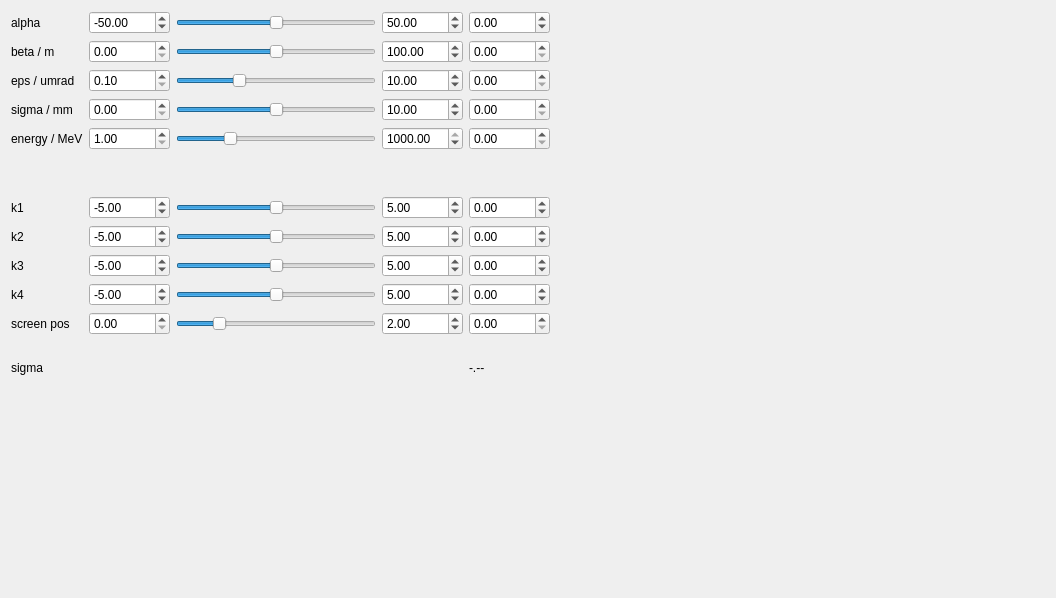
Old version of the form ab_ellipse_tester_ui.ui in the repository filiplindau/QuadScan.
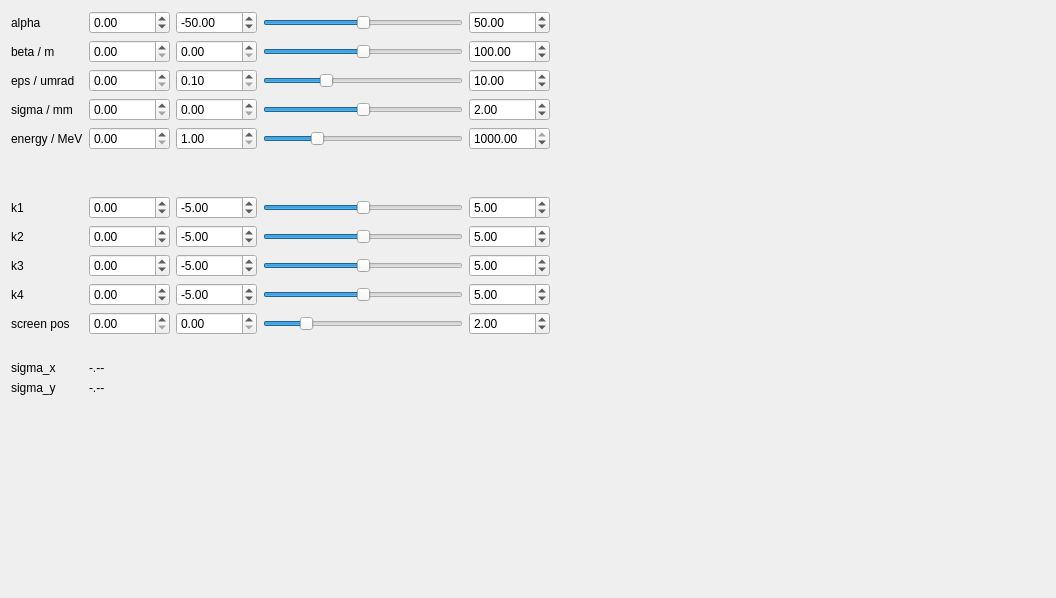
New version of the form. Custom widgets are drawn as their Qt base class.

Diff of the .ui file:
```diff
--- a/ab_ellipse_tester_ui.ui
+++ b/ab_ellipse_tester_ui.ui
@@ -21,38 +21,31 @@
      </property>
      <item>
       <layout class="QGridLayout" name="gridLayout">
-       <item row="6" column="2">
-        <widget class="QSlider" name="k1_slider">
-         <property name="value">
-          <number>50</number>
+       <item row="0" column="1">
+        <widget class="QDoubleSpinBox" name="alpha_spinbox">
+         <property name="minimumSize">
+          <size>
+           <width>70</width>
+           <height>0</height>
+          </size>
          </property>
-         <property name="orientation">
-          <enum>Qt::Horizontal</enum>
-         </property>
-        </widget>
-       </item>
-       <item row="9" column="3">
-        <widget class="QDoubleSpinBox" name="k4_max_spinbox">
          <property name="minimum">
-          <double>-10.000000000000000</double>
+          <double>-10000.000000000000000</double>
          </property>
          <property name="maximum">
-          <double>10.000000000000000</double>
-         </property>
-         <property name="value">
-          <double>5.000000000000000</double>
+          <double>10000.000000000000000</double>
          </property>
         </widget>
        </item>
-       <item row="10" column="3">
+       <item row="10" column="4">
         <widget class="QDoubleSpinBox" name="screen_max_spinbox">
          <property name="value">
           <double>2.000000000000000</double>
          </property>
         </widget>
        </item>
-       <item row="9" column="2">
-        <widget class="QSlider" name="k4_slider">
+       <item row="6" column="3">
+        <widget class="QSlider" name="k1_slider">
          <property name="value">
           <number>50</number>
          </property>
@@ -75,7 +68,7 @@
          </property>
         </widget>
        </item>
-       <item row="6" column="3">
+       <item row="6" column="4">
         <widget class="QDoubleSpinBox" name="k1_max_spinbox">
          <property name="minimum">
           <double>-10.000000000000000</double>
@@ -88,7 +81,30 @@
          </property>
         </widget>
        </item>
-       <item row="0" column="3">
+       <item row="9" column="4">
+        <widget class="QDoubleSpinBox" name="k4_max_spinbox">
+         <property name="minimum">
+          <double>-10.000000000000000</double>
+         </property>
+         <property name="maximum">
+          <double>10.000000000000000</double>
+         </property>
+         <property name="value">
+          <double>5.000000000000000</double>
+         </property>
+        </widget>
+       </item>
+       <item row="9" column="3">
+        <widget class="QSlider" name="k4_slider">
+         <property name="value">
+          <number>50</number>
+         </property>
+         <property name="orientation">
+          <enum>Qt::Horizontal</enum>
+         </property>
+        </widget>
+       </item>
+       <item row="0" column="4">
         <widget class="QDoubleSpinBox" name="alpha_max_spinbox">
          <property name="minimum">
           <double>-10000.000000000000000</double>
@@ -101,7 +117,7 @@
          </property>
         </widget>
        </item>
-       <item row="0" column="2">
+       <item row="0" column="3">
         <widget class="QSlider" name="alpha_slider">
          <property name="sizePolicy">
           <sizepolicy hsizetype="Expanding" vsizetype="Fixed">
@@ -129,27 +145,14 @@
          </property>
         </widget>
        </item>
-       <item row="1" column="1">
-        <widget class="QDoubleSpinBox" name="beta_min_spinbox">
-         <property name="maximum">
-          <double>10000.000000000000000</double>
-         </property>
-        </widget>
-       </item>
-       <item row="0" column="1">
-        <widget class="QDoubleSpinBox" name="alpha_min_spinbox">
-         <property name="minimum">
-          <double>-10000.000000000000000</double>
-         </property>
-         <property name="maximum">
-          <double>10000.000000000000000</double>
-         </property>
+       <item row="2" column="4">
+        <widget class="QDoubleSpinBox" name="eps_max_spinbox">
          <property name="value">
-          <double>-50.000000000000000</double>
+          <double>10.000000000000000</double>
          </property>
         </widget>
        </item>
-       <item row="8" column="3">
+       <item row="8" column="4">
         <widget class="QDoubleSpinBox" name="k3_max_spinbox">
          <property name="minimum">
           <double>-10.000000000000000</double>
@@ -162,8 +165,8 @@
          </property>
         </widget>
        </item>
-       <item row="8" column="1">
-        <widget class="QDoubleSpinBox" name="k3_min_spinbox">
+       <item row="7" column="4">
+        <widget class="QDoubleSpinBox" name="k2_max_spinbox">
          <property name="minimum">
           <double>-10.000000000000000</double>
          </property>
@@ -171,30 +174,7 @@
           <double>10.000000000000000</double>
          </property>
          <property name="value">
-          <double>-5.000000000000000</double>
-         </property>
-        </widget>
-       </item>
-       <item row="9" column="1">
-        <widget class="QDoubleSpinBox" name="k4_min_spinbox">
-         <property name="minimum">
-          <double>-10.000000000000000</double>
-         </property>
-         <property name="maximum">
-          <double>10.000000000000000</double>
-         </property>
-         <property name="value">
-          <double>-5.000000000000000</double>
-         </property>
-        </widget>
-       </item>
-       <item row="8" column="2">
-        <widget class="QSlider" name="k3_slider">
-         <property name="value">
-          <number>50</number>
-         </property>
-         <property name="orientation">
-          <enum>Qt::Horizontal</enum>
+          <double>5.000000000000000</double>
          </property>
         </widget>
        </item>
@@ -205,6 +185,47 @@
          </property>
         </widget>
        </item>
+       <item row="1" column="0">
+        <widget class="QLabel" name="label_2">
+         <property name="text">
+          <string>beta / m</string>
+         </property>
+        </widget>
+       </item>
+       <item row="3" column="4">
+        <widget class="QDoubleSpinBox" name="sigma_max_spinbox">
+         <property name="value">
+          <double>2.000000000000000</double>
+         </property>
+        </widget>
+       </item>
+       <item row="1" column="2">
+        <widget class="QDoubleSpinBox" name="beta_min_spinbox">
+         <property name="maximum">
+          <double>10000.000000000000000</double>
+         </property>
+        </widget>
+       </item>
+       <item row="10" column="0">
+        <widget class="QLabel" name="label_10">
+         <property name="text">
+          <string>screen pos</string>
+         </property>
+        </widget>
+       </item>
+       <item row="0" column="2">
+        <widget class="QDoubleSpinBox" name="alpha_min_spinbox">
+         <property name="minimum">
+          <double>-10000.000000000000000</double>
+         </property>
+         <property name="maximum">
+          <double>10000.000000000000000</double>
+         </property>
+         <property name="value">
+          <double>-50.000000000000000</double>
+         </property>
+        </widget>
+       </item>
        <item row="3" column="0">
         <widget class="QLabel" name="label_4">
          <property name="text">
@@ -212,36 +233,7 @@
          </property>
         </widget>
        </item>
-       <item row="7" column="1">
-        <widget class="QDoubleSpinBox" name="k2_min_spinbox">
-         <property name="minimum">
-          <double>-10.000000000000000</double>
-         </property>
-         <property name="maximum">
-          <double>10.000000000000000</double>
-         </property>
-         <property name="value">
-          <double>-5.000000000000000</double>
-         </property>
-        </widget>
-       </item>
        <item row="7" column="3">
-        <widget class="QDoubleSpinBox" name="k2_max_spinbox">
-         <property name="minimum">
-          <double>-10.000000000000000</double>
-         </property>
-         <property name="maximum">
-          <double>10.000000000000000</double>
-         </property>
-         <property name="value">
-          <double>5.000000000000000</double>
-         </property>
-        </widget>
-       </item>
-       <item row="10" column="1">
-        <widget class="QDoubleSpinBox" name="screen_min_spinbox"/>
-       </item>
-       <item row="7" column="2">
         <widget class="QSlider" name="k2_slider">
          <property name="value">
           <number>50</number>
@@ -251,58 +243,10 @@
          </property>
         </widget>
        </item>
-       <item row="10" column="2">
-        <widget class="QSlider" name="screen_slider">
-         <property name="value">
-          <number>19</number>
-         </property>
-         <property name="orientation">
-          <enum>Qt::Horizontal</enum>
-         </property>
-        </widget>
-       </item>
-       <item row="10" column="0">
-        <widget class="QLabel" name="label_10">
-         <property name="text">
-          <string>screen pos</string>
-         </property>
-        </widget>
-       </item>
-       <item row="1" column="0">
-        <widget class="QLabel" name="label_2">
-         <property name="text">
-          <string>beta / m</string>
-         </property>
-        </widget>
-       </item>
-       <item row="3" column="3">
-        <widget class="QDoubleSpinBox" name="sigma_max_spinbox">
-         <property name="value">
-          <double>10.000000000000000</double>
-         </property>
-        </widget>
-       </item>
-       <item row="3" column="1">
-        <widget class="QDoubleSpinBox" name="sigma_min_spinbox"/>
-       </item>
        <item row="3" column="2">
-        <widget class="QSlider" name="sigma_slider">
-         <property name="value">
-          <number>50</number>
-         </property>
-         <property name="orientation">
-          <enum>Qt::Horizontal</enum>
-         </property>
-        </widget>
+        <widget class="QDoubleSpinBox" name="sigma_min_spinbox"/>
        </item>
-       <item row="6" column="0">
-        <widget class="QLabel" name="label_6">
-         <property name="text">
-          <string>k1</string>
-         </property>
-        </widget>
-       </item>
-       <item row="4" column="2">
+       <item row="4" column="3">
         <widget class="QSlider" name="energy_slider">
          <property name="value">
           <number>25</number>
@@ -312,6 +256,32 @@
          </property>
         </widget>
        </item>
+       <item row="1" column="3">
+        <widget class="QSlider" name="beta_slider">
+         <property name="maximum">
+          <number>99</number>
+         </property>
+         <property name="value">
+          <number>50</number>
+         </property>
+         <property name="orientation">
+          <enum>Qt::Horizontal</enum>
+         </property>
+        </widget>
+       </item>
+       <item row="7" column="2">
+        <widget class="QDoubleSpinBox" name="k2_min_spinbox">
+         <property name="minimum">
+          <double>-10.000000000000000</double>
+         </property>
+         <property name="maximum">
+          <double>10.000000000000000</double>
+         </property>
+         <property name="value">
+          <double>-5.000000000000000</double>
+         </property>
+        </widget>
+       </item>
        <item row="5" column="0">
         <spacer name="verticalSpacer_2">
          <property name="orientation">
@@ -325,69 +295,6 @@
          </property>
         </spacer>
        </item>
-       <item row="1" column="2">
-        <widget class="QSlider" name="beta_slider">
-         <property name="maximum">
-          <number>99</number>
-         </property>
-         <property name="value">
-          <number>50</number>
-         </property>
-         <property name="orientation">
-          <enum>Qt::Horizontal</enum>
-         </property>
-        </widget>
-       </item>
-       <item row="0" column="4">
-        <widget class="QDoubleSpinBox" name="alpha_spinbox">
-         <property name="minimumSize">
-          <size>
-           <width>70</width>
-           <height>0</height>
-          </size>
-         </property>
-         <property name="minimum">
-          <double>-10000.000000000000000</double>
-         </property>
-         <property name="maximum">
-          <double>10000.000000000000000</double>
-         </property>
-        </widget>
-       </item>
-       <item row="9" column="4">
-        <widget class="QDoubleSpinBox" name="k4_spinbox">
-         <property name="minimum">
-          <double>-10.000000000000000</double>
-         </property>
-         <property name="maximum">
-          <double>10.000000000000000</double>
-         </property>
-        </widget>
-       </item>
-       <item row="10" column="4">
-        <widget class="QDoubleSpinBox" name="screen_spinbox">
-         <property name="value">
-          <double>0.000000000000000</double>
-         </property>
-        </widget>
-       </item>
-       <item row="3" column="4">
-        <widget class="QDoubleSpinBox" name="sigma_spinbox"/>
-       </item>
-       <item row="2" column="1">
-        <widget class="QDoubleSpinBox" name="eps_min_spinbox">
-         <property name="minimum">
-          <double>0.100000000000000</double>
-         </property>
-        </widget>
-       </item>
-       <item row="1" column="4">
-        <widget class="QDoubleSpinBox" name="beta_spinbox">
-         <property name="maximum">
-          <double>10000.000000000000000</double>
-         </property>
-        </widget>
-       </item>
        <item row="7" column="0">
         <widget class="QLabel" name="label_9">
          <property name="text">
@@ -395,30 +302,86 @@
          </property>
         </widget>
        </item>
-       <item row="4" column="1">
+       <item row="9" column="2">
+        <widget class="QDoubleSpinBox" name="k4_min_spinbox">
+         <property name="minimum">
+          <double>-10.000000000000000</double>
+         </property>
+         <property name="maximum">
+          <double>10.000000000000000</double>
+         </property>
+         <property name="value">
+          <double>-5.000000000000000</double>
+         </property>
+        </widget>
+       </item>
+       <item row="3" column="3">
+        <widget class="QSlider" name="sigma_slider">
+         <property name="value">
+          <number>50</number>
+         </property>
+         <property name="orientation">
+          <enum>Qt::Horizontal</enum>
+         </property>
+        </widget>
+       </item>
+       <item row="10" column="2">
+        <widget class="QDoubleSpinBox" name="screen_min_spinbox"/>
+       </item>
+       <item row="10" column="3">
+        <widget class="QSlider" name="screen_slider">
+         <property name="value">
+          <number>19</number>
+         </property>
+         <property name="orientation">
+          <enum>Qt::Horizontal</enum>
+         </property>
+        </widget>
+       </item>
+       <item row="8" column="3">
+        <widget class="QSlider" name="k3_slider">
+         <property name="value">
+          <number>50</number>
+         </property>
+         <property name="orientation">
+          <enum>Qt::Horizontal</enum>
+         </property>
+        </widget>
+       </item>
+       <item row="6" column="0">
+        <widget class="QLabel" name="label_6">
+         <property name="text">
+          <string>k1</string>
+         </property>
+        </widget>
+       </item>
+       <item row="8" column="2">
+        <widget class="QDoubleSpinBox" name="k3_min_spinbox">
+         <property name="minimum">
+          <double>-10.000000000000000</double>
+         </property>
+         <property name="maximum">
+          <double>10.000000000000000</double>
+         </property>
+         <property name="value">
+          <double>-5.000000000000000</double>
+         </property>
+        </widget>
+       </item>
+       <item row="2" column="2">
+        <widget class="QDoubleSpinBox" name="eps_min_spinbox">
+         <property name="minimum">
+          <double>0.100000000000000</double>
+         </property>
+        </widget>
+       </item>
+       <item row="4" column="2">
         <widget class="QDoubleSpinBox" name="energy_min_spinbox">
          <property name="minimum">
           <double>1.000000000000000</double>
          </property>
         </widget>
        </item>
-       <item row="2" column="3">
-        <widget class="QDoubleSpinBox" name="eps_max_spinbox">
-         <property name="value">
-          <double>10.000000000000000</double>
-         </property>
-        </widget>
-       </item>
-       <item row="7" column="4">
-        <widget class="QDoubleSpinBox" name="k2_spinbox">
-         <property name="minimum">
-          <double>-10.000000000000000</double>
-         </property>
-         <property name="maximum">
-          <double>10.000000000000000</double>
-         </property>
-        </widget>
-       </item>
        <item row="8" column="0">
         <widget class="QLabel" name="label_8">
          <property name="text">
@@ -426,60 +389,7 @@
          </property>
         </widget>
        </item>
-       <item row="1" column="3">
-        <widget class="QDoubleSpinBox" name="beta_max_spinbox">
-         <property name="maximum">
-          <double>10000.000000000000000</double>
-         </property>
-         <property name="value">
-          <double>100.000000000000000</double>
-         </property>
-        </widget>
-       </item>
-       <item row="8" column="4">
-        <widget class="QDoubleSpinBox" name="k3_spinbox">
-         <property name="minimum">
-          <double>-10.000000000000000</double>
-         </property>
-         <property name="maximum">
-          <double>10.000000000000000</double>
-         </property>
-        </widget>
-       </item>
-       <item row="2" column="2">
-        <widget class="QSlider" name="eps_slider">
-         <property name="maximum">
-          <number>99</number>
-         </property>
-         <property name="value">
-          <number>30</number>
-         </property>
-         <property name="orientation">
-          <enum>Qt::Horizontal</enum>
-         </property>
-        </widget>
-       </item>
-       <item row="4" column="3">
-        <widget class="QDoubleSpinBox" name="energy_max_spinbox">
-         <property name="maximum">
-          <double>1000.000000000000000</double>
-         </property>
-         <property name="value">
-          <double>1000.000000000000000</double>
-         </property>
-        </widget>
-       </item>
-       <item row="6" column="4">
-        <widget class="QDoubleSpinBox" name="k1_spinbox">
-         <property name="minimum">
-          <double>-10.000000000000000</double>
-         </property>
-         <property name="maximum">
-          <double>10.000000000000000</double>
-         </property>
-        </widget>
-       </item>
-       <item row="6" column="1">
+       <item row="6" column="2">
         <widget class="QDoubleSpinBox" name="k1_min_spinbox">
          <property name="minimum">
           <double>-10.000000000000000</double>
@@ -492,27 +402,6 @@
          </property>
         </widget>
        </item>
-       <item row="2" column="4">
-        <widget class="QDoubleSpinBox" name="eps_spinbox">
-         <property name="maximum">
-          <double>100.000000000000000</double>
-         </property>
-        </widget>
-       </item>
-       <item row="4" column="4">
-        <widget class="QDoubleSpinBox" name="energy_spinbox">
-         <property name="maximum">
-          <double>10000.000000000000000</double>
-         </property>
-        </widget>
-       </item>
-       <item row="9" column="0">
-        <widget class="QLabel" name="label_7">
-         <property name="text">
-          <string>k4</string>
-         </property>
-        </widget>
-       </item>
        <item row="11" column="0">
         <widget class="QLabel" name="label_11">
          <property name="text">
@@ -520,15 +409,140 @@
          </property>
         </widget>
        </item>
+       <item row="4" column="4">
+        <widget class="QDoubleSpinBox" name="energy_max_spinbox">
+         <property name="maximum">
+          <double>1000.000000000000000</double>
+         </property>
+         <property name="value">
+          <double>1000.000000000000000</double>
+         </property>
+        </widget>
+       </item>
+       <item row="1" column="4">
+        <widget class="QDoubleSpinBox" name="beta_max_spinbox">
+         <property name="maximum">
+          <double>10000.000000000000000</double>
+         </property>
+         <property name="value">
+          <double>100.000000000000000</double>
+         </property>
+        </widget>
+       </item>
+       <item row="2" column="3">
+        <widget class="QSlider" name="eps_slider">
+         <property name="maximum">
+          <number>99</number>
+         </property>
+         <property name="value">
+          <number>30</number>
+         </property>
+         <property name="orientation">
+          <enum>Qt::Horizontal</enum>
+         </property>
+        </widget>
+       </item>
        <item row="12" column="0">
         <widget class="QLabel" name="label_12">
          <property name="text">
-          <string>sigma</string>
+          <string>sigma_x</string>
          </property>
         </widget>
        </item>
-       <item row="12" column="4">
-        <widget class="QLabel" name="sigma_label">
+       <item row="9" column="0">
+        <widget class="QLabel" name="label_7">
+         <property name="text">
+          <string>k4</string>
+         </property>
+        </widget>
+       </item>
+       <item row="6" column="1">
+        <widget class="QDoubleSpinBox" name="k1_spinbox">
+         <property name="minimum">
+          <double>-10.000000000000000</double>
+         </property>
+         <property name="maximum">
+          <double>10.000000000000000</double>
+         </property>
+        </widget>
+       </item>
+       <item row="8" column="1">
+        <widget class="QDoubleSpinBox" name="k3_spinbox">
+         <property name="minimum">
+          <double>-10.000000000000000</double>
+         </property>
+         <property name="maximum">
+          <double>10.000000000000000</double>
+         </property>
+        </widget>
+       </item>
+       <item row="9" column="1">
+        <widget class="QDoubleSpinBox" name="k4_spinbox">
+         <property name="minimum">
+          <double>-10.000000000000000</double>
+         </property>
+         <property name="maximum">
+          <double>10.000000000000000</double>
+         </property>
+        </widget>
+       </item>
+       <item row="12" column="1">
+        <widget class="QLabel" name="sigma_x_label">
+         <property name="text">
+          <string>-.--</string>
+         </property>
+        </widget>
+       </item>
+       <item row="1" column="1">
+        <widget class="QDoubleSpinBox" name="beta_spinbox">
+         <property name="maximum">
+          <double>10000.000000000000000</double>
+         </property>
+        </widget>
+       </item>
+       <item row="7" column="1">
+        <widget class="QDoubleSpinBox" name="k2_spinbox">
+         <property name="minimum">
+          <double>-10.000000000000000</double>
+         </property>
+         <property name="maximum">
+          <double>10.000000000000000</double>
+         </property>
+        </widget>
+       </item>
+       <item row="2" column="1">
+        <widget class="QDoubleSpinBox" name="eps_spinbox">
+         <property name="maximum">
+          <double>100.000000000000000</double>
+         </property>
+        </widget>
+       </item>
+       <item row="10" column="1">
+        <widget class="QDoubleSpinBox" name="screen_spinbox">
+         <property name="value">
+          <double>0.000000000000000</double>
+         </property>
+        </widget>
+       </item>
+       <item row="4" column="1">
+        <widget class="QDoubleSpinBox" name="energy_spinbox">
+         <property name="maximum">
+          <double>10000.000000000000000</double>
+         </property>
+        </widget>
+       </item>
+       <item row="3" column="1">
+        <widget class="QDoubleSpinBox" name="sigma_spinbox"/>
+       </item>
+       <item row="13" column="0">
+        <widget class="QLabel" name="label_13">
+         <property name="text">
+          <string>sigma_y</string>
+         </property>
+        </widget>
+       </item>
+       <item row="13" column="1">
+        <widget class="QLabel" name="sigma_y_label">
          <property name="text">
           <string>-.--</string>
          </property>
```
Left out of the diff: 42 changed lines with no effect on the pictures.
